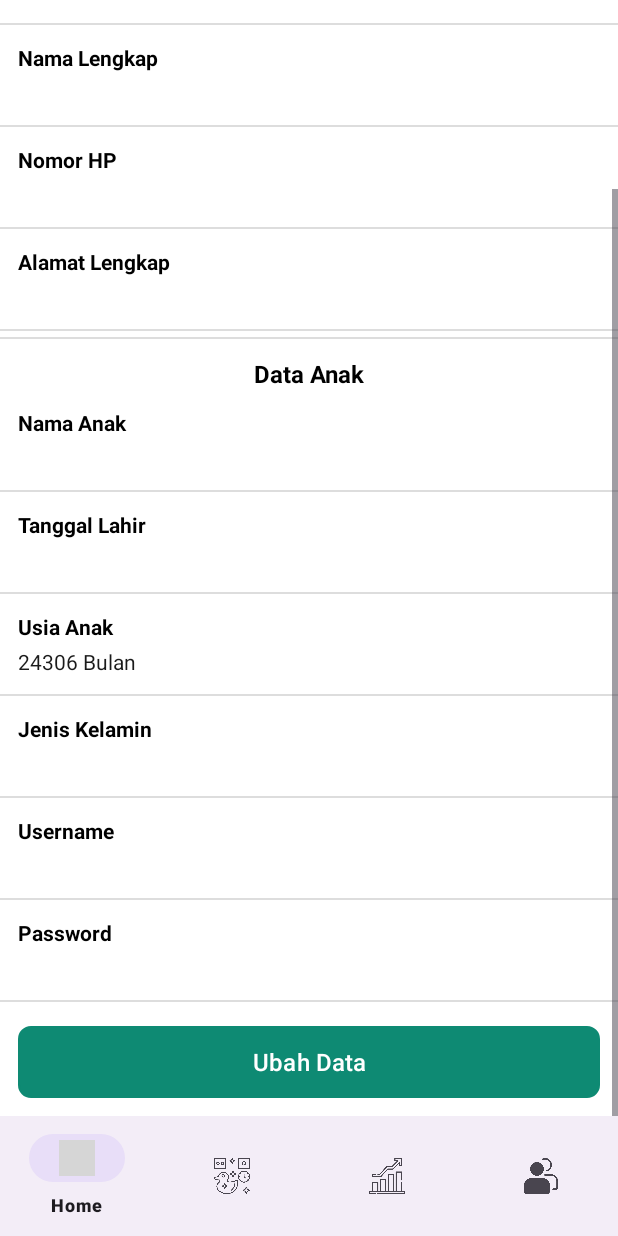
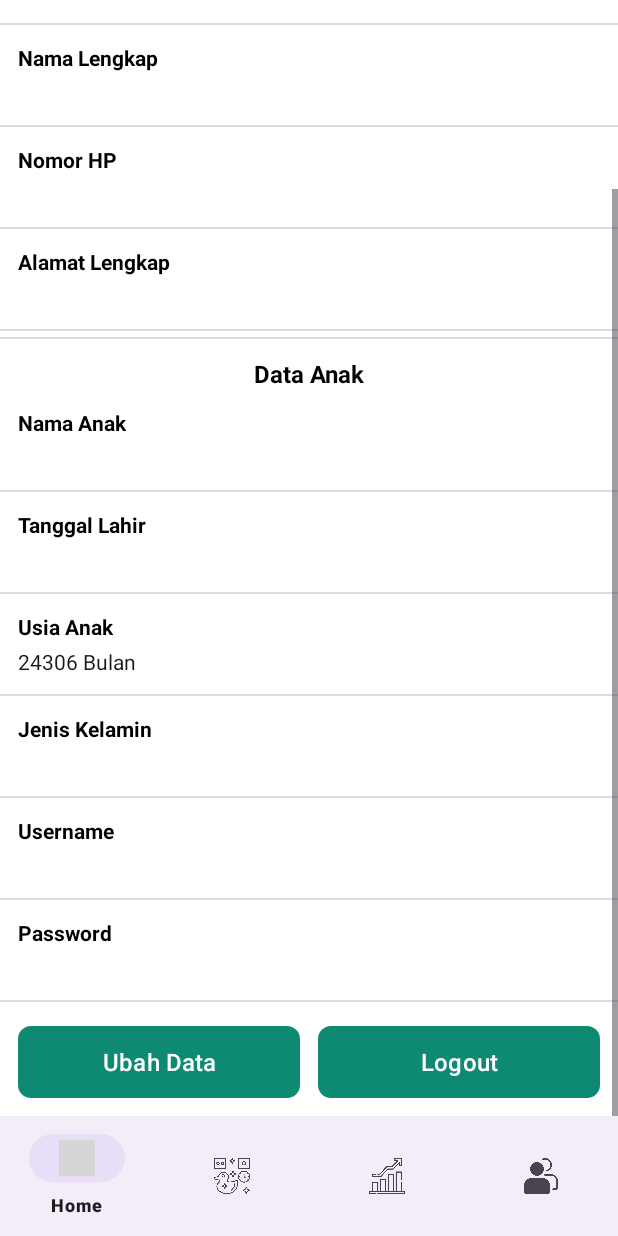
Before and after one commit to MunMunDev/Pemantauan-Kesehatan-Anak, an Android app: the fragment ProfileFragment placed in its activity, scrolled down 152 dp, on a phone screen of 412 x 824 dp. Run offline under Robolectric (Android 15) with nearby library versions, the phone set to English and light mode, and no system bars; our stand-ins replace Dagger/Hilt's generated code; 3 statements that could not run were skipped; grey boxes are pictures that could not be loaded.

Commit message:
add logout button

```diff
--- a/app/src/main/java/com/abcd/pemantauankesehatananak/ui/fragment/user/profile/ProfileFragment.kt
+++ b/app/src/main/java/com/abcd/pemantauankesehatananak/ui/fragment/user/profile/ProfileFragment.kt
@@ -1,6 +1,7 @@
 package com.abcd.pemantauankesehatananak.ui.fragment.user.profile
 
 import android.annotation.SuppressLint
+import android.content.Intent
 import android.os.Bundle
 import androidx.fragment.app.Fragment
 import android.view.LayoutInflater
@@ -14,6 +15,7 @@ import com.abcd.pemantauankesehatananak.data.model.ResponseModel
 import com.abcd.pemantauankesehatananak.data.model.UserModel
 import com.abcd.pemantauankesehatananak.databinding.AlertDialogAkunBinding
 import com.abcd.pemantauankesehatananak.databinding.FragmentProfileBinding
+import com.abcd.pemantauankesehatananak.ui.activity.login.LoginActivity
 import com.abcd.pemantauankesehatananak.utils.LoadingAlertDialog
 import com.abcd.pemantauankesehatananak.utils.SharedPreferencesLogin
 import com.abcd.pemantauankesehatananak.utils.TanggalDanWaktu
@@ -91,6 +93,11 @@ class ProfileFragment : Fragment() {
         binding.apply {
             btnUbahData.setOnClickListener {
                 setShowEditProfile()
+            }
+            btnLogout.setOnClickListener {
+                sharedPreferences.setLogout()
+                startActivity(Intent(requireActivity(), LoginActivity::class.java))
+                requireActivity().finish()
             }
         }
     }
--- a/app/src/main/res/layout/fragment_profile.xml
+++ b/app/src/main/res/layout/fragment_profile.xml
@@ -334,16 +334,33 @@
                 android:background="@color/abuabu_muda"
                 android:layout_marginTop="12dp"/>
 
+            <LinearLayout
+                android:layout_width="match_parent"
+                android:layout_height="wrap_content"
+                android:orientation="horizontal">
                 <Button
                     android:id="@+id/btnUbahData"
                     android:layout_width="match_parent"
                     android:layout_height="wrap_content"
+                    android:layout_weight="1"
                     android:background="@drawable/bg_card"
                     android:layout_marginTop="16dp"
                     android:layout_marginStart="12dp"
-                android:layout_marginEnd="12dp"
+                    android:layout_marginEnd="6dp"
                     android:text="Ubah Data"
                     android:textSize="16sp"/>
+                <Button
+                    android:id="@+id/btnLogout"
+                    android:layout_width="match_parent"
+                    android:layout_height="wrap_content"
+                    android:layout_weight="1"
+                    android:background="@drawable/bg_card"
+                    android:layout_marginTop="16dp"
+                    android:layout_marginStart="6dp"
+                    android:layout_marginEnd="12dp"
+                    android:text="Logout"
+                    android:textSize="16sp"/>
+            </LinearLayout>
 
         </LinearLayout>
     </androidx.constraintlayout.widget.ConstraintLayout>
```
Lines whose indentation alone changed are shown as unchanged.
